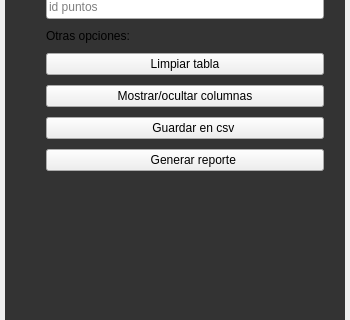
First picture: the form in app/ui/widget_result_menu_table.ui, repository edwinar13/MPM-UN, before the edit; both pictures show x 0 to 350 and y 131 to 451 of the 350 by 877 pixel window.
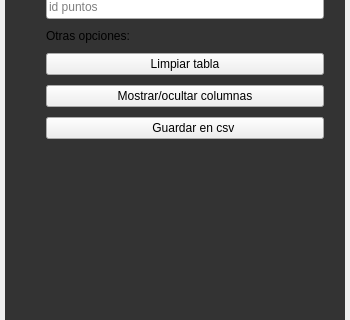
Second picture: the form after the edit. Icons and pictures are not drawn.

Commit message:
fix(tabla): columnas desde una lista única, csv real y reporte oculto
- Tabla, menú de columnas y csv usan TABLE_COLUMNS (antes claves inexistentes).
- csv con comas, un encabezado y todos los resultados.
- Se oculta "Generar reporte" hasta rehacerlo con etapas.
- Quita slots de tabla sin uso en el controlador de gráficas.

What changed in the file:
```diff
--- a/app/ui/widget_result_menu_table.ui
+++ b/app/ui/widget_result_menu_table.ui
@@ -1129,26 +1129,6 @@
                  </property>
                 </widget>
                </item>
-               <item>
-                <widget class="QPushButton" name="pushButton_GeneratePDF">
-                 <property name="text">
-                  <string>     Generar reporte</string>
-                 </property>
-                 <property name="icon">
-                  <iconset resource="../resources/iconos.qrc">
-                   <normaloff>:/iconos/pdf.svg</normaloff>:/iconos/pdf.svg</iconset>
-                 </property>
-                 <property name="iconSize">
-                  <size>
-                   <width>30</width>
-                   <height>30</height>
-                  </size>
-                 </property>
-                 <property name="QPushButtonStyle" stdset="0">
-                  <number>2</number>
-                 </property>
-                </widget>
-               </item>
               </layout>
              </widget>
             </item>
```
The commit also changes 9 other files.
